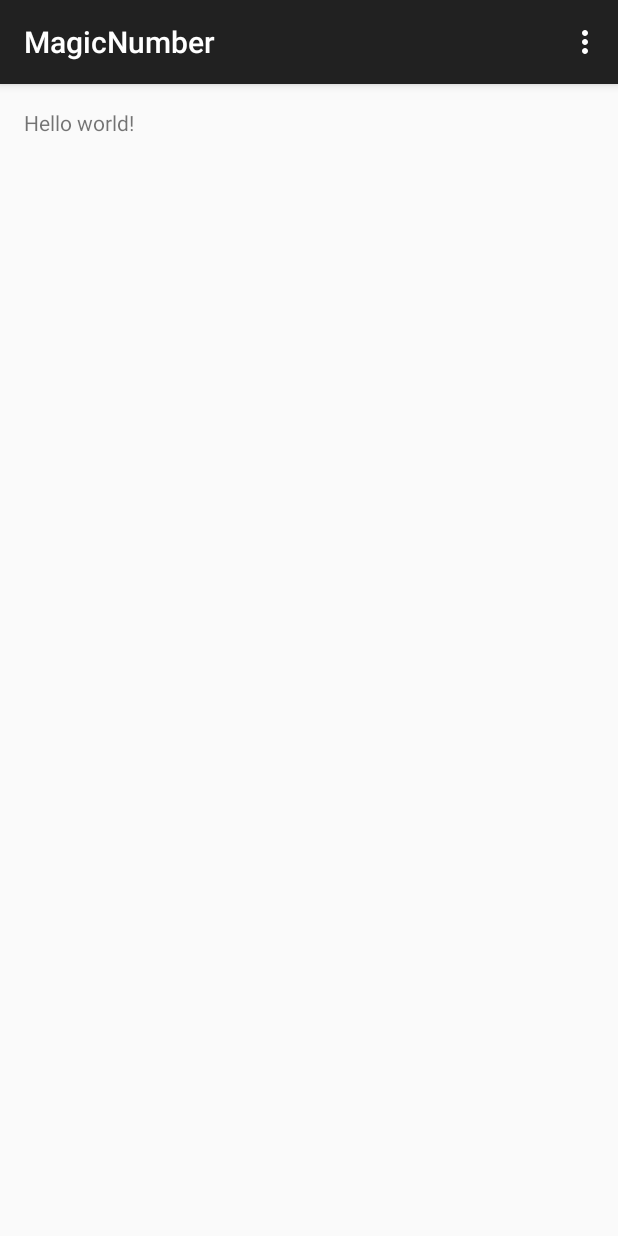
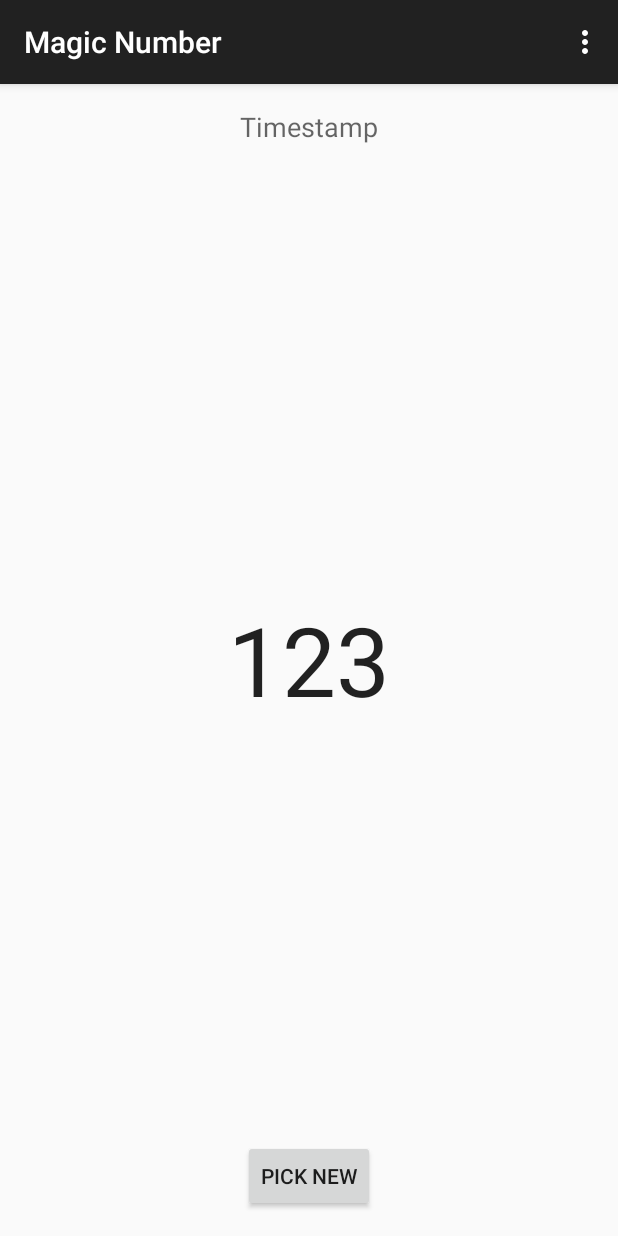
Before and after one commit to Fisiu/MagicNumber, an Android app: the screen it shows after launch (MainActivity), on a phone screen of 412 x 824 dp. Run offline under Robolectric (Android 15) with nearby library versions, the phone set to English and light mode, and no system bars.

Commit message:
Simple UI.

```diff
--- a/app/src/main/res/layout/activity_main.xml
+++ b/app/src/main/res/layout/activity_main.xml
@@ -5,7 +5,30 @@
     android:paddingTop="@dimen/activity_vertical_margin"
     android:paddingBottom="@dimen/activity_vertical_margin" tools:context=".MainActivity">
 
-    <TextView android:text="@string/hello_world" android:layout_width="wrap_content"
-        android:layout_height="wrap_content" />
+    <TextView
+        android:layout_width="wrap_content"
+        android:layout_height="wrap_content"
+        android:textAppearance="?android:attr/textAppearanceMedium"
+        android:text="Timestamp"
+        android:id="@+id/timestamp"
+        android:layout_alignParentTop="true"
+        android:layout_centerHorizontal="true" />
 
+    <TextView
+        android:layout_width="wrap_content"
+        android:layout_height="wrap_content"
+        android:textAppearance="?android:attr/textAppearanceLarge"
+        android:text="123"
+        android:id="@+id/lucky"
+        android:layout_centerVertical="true"
+        android:layout_centerHorizontal="true"
+        android:textSize="@android:dimen/notification_large_icon_height" />
+
+    <Button
+        android:layout_width="wrap_content"
+        android:layout_height="wrap_content"
+        android:text="Pick new"
+        android:id="@+id/roll"
+        android:layout_alignParentBottom="true"
+        android:layout_centerHorizontal="true" />
 </RelativeLayout>
--- a/app/src/main/res/values/strings.xml
+++ b/app/src/main/res/values/strings.xml
@@ -1,6 +1,4 @@
 <resources>
-    <string name="app_name">MagicNumber</string>
-
-    <string name="hello_world">Hello world!</string>
+    <string name="app_name">Magic Number</string>
     <string name="action_settings">Settings</string>
 </resources>
```
